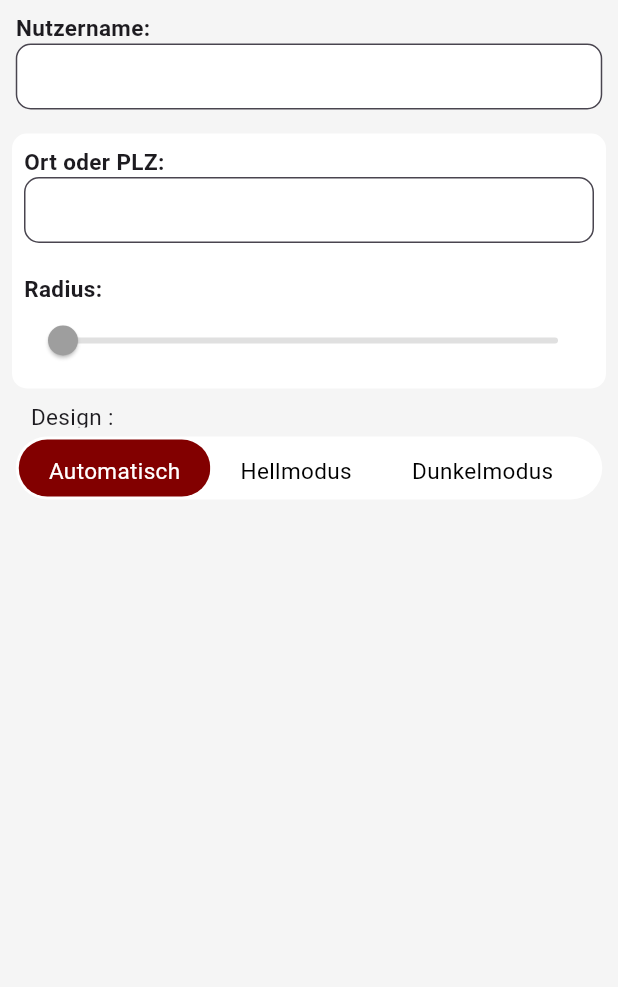
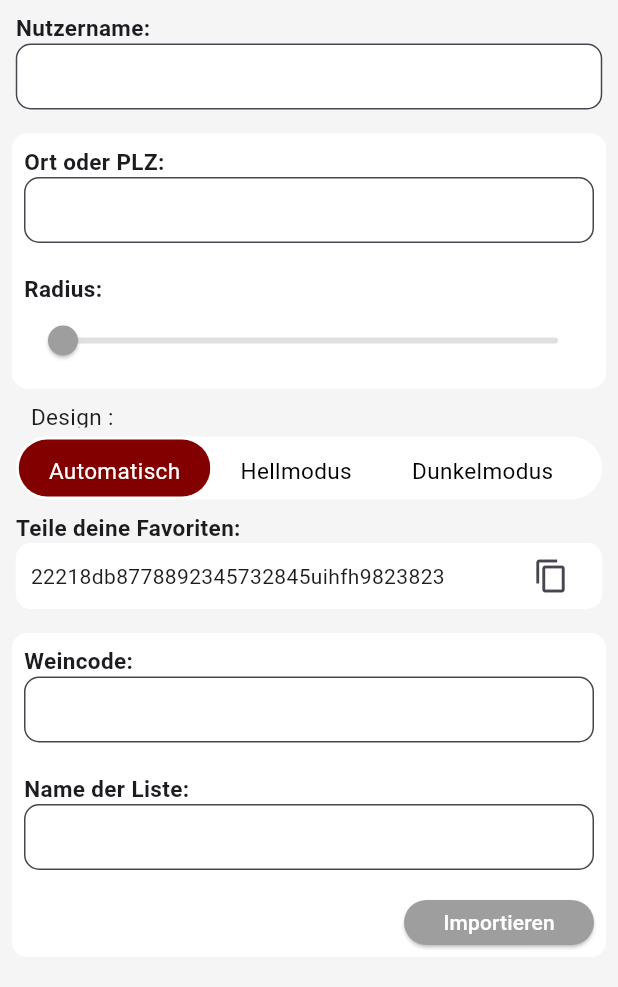
Before and after one commit to Sauttets/VinoVeritas, a Flutter app: the SettingsPage screen opened directly, on a phone screen of 412 x 824 dp. Shown: the top 987 px of the screen. Run offline on Flutter 3.47's test engine with Material 3 defaults, Android fonts, the phone set to English and light mode, and no system bars.

Commit message:
added share and import favorites, not pretty yet

```diff
--- /dev/null
+++ b/lib/src/features/settings_feature/widgets/import_favorites.dart
@@ -0,0 +1,114 @@
+import 'package:flutter/material.dart';
+
+class ImportFavorites extends StatelessWidget {
+  const ImportFavorites({Key? key}) : super(key: key);
+
+  @override
+  Widget build(BuildContext context) {
+    return Scaffold(
+      appBar: AppBar(
+        title: Text('Import Favorites'),
+      ),
+      body: Padding(
+        padding: const EdgeInsets.all(8.0),
+        child: Column(
+          children: [
+            // Your existing widgets here...
+            NewWidget(),
+          ],
+        ),
+      ),
+    );
+  }
+}
+
+class NewWidget extends StatelessWidget {
+  const NewWidget({Key? key}) : super(key: key);
+
+  @override
+  Widget build(BuildContext context) {
+    return Container(
+      decoration: BoxDecoration(
+        borderRadius: BorderRadius.circular(10.0),
+        color: Colors.white,
+      ),
+      child: Padding(
+        padding: const EdgeInsets.all(8.0),
+        child: Column(
+          crossAxisAlignment: CrossAxisAlignment.start,
+          children: [
+            Text(
+              'Weincode:',
+              style: TextStyle(
+                fontSize: 15,
+                fontWeight: FontWeight.bold,
+              ),
+            ),
+            Container(
+              width: 391.0,
+              height: 44.0,
+              child: TextField(
+                decoration: InputDecoration(
+                  filled: true,
+                  fillColor: Colors.white,
+                  border: OutlineInputBorder(
+                    borderRadius: BorderRadius.circular(10.0),
+                    borderSide: BorderSide(color: Colors.black),
+                  ),
+                ),
+              ),
+            ),
+            SizedBox(height: 20), // Add more space
+            Text(
+              'Name der Liste:',
+              style: TextStyle(
+                fontSize: 15,
+                fontWeight: FontWeight.bold,
+              ),
+            ),
+            Container(
+              width: 391.0,
+              height: 44.0,
+              child: TextField(
+                decoration: InputDecoration(
+                  filled: true,
+                  fillColor: Colors.white,
+                  border: OutlineInputBorder(
+                    borderRadius: BorderRadius.circular(10.0),
+                    borderSide: BorderSide(color: Colors.black),
+                  ),
+                ),
+              ),
+            ),
+            SizedBox(height: 20), // Add more space
+            Align(
+              alignment: Alignment.centerRight,
+              child: FractionallySizedBox(
+                widthFactor: 1 / 3,
+                child: Container(
+                  height: 30.0,
+                  child: ElevatedButton(
+                    style: ButtonStyle(
+                      backgroundColor:
+                          MaterialStateProperty.all<Color>(Colors.grey),
+                      shape: MaterialStateProperty.all<OutlinedBorder>(
+                        StadiumBorder(),
+                      ),
+                    ),
+                    onPressed: () {},
+                    child: Text(
+                      'Importieren',
+                      style: TextStyle(
+                        color: Colors.white,
+                      ),
+                    ),
+                  ),
+                ),
+              ),
+            ),
+          ],
+        ),
+      ),
+    );
+  }
+}
--- a/lib/src/features/settings_feature/widgets/settings_page.dart
+++ b/lib/src/features/settings_feature/widgets/settings_page.dart
@@ -1,7 +1,9 @@
 import 'package:flutter/material.dart';
+import 'package:vinoveritas/src/features/settings_feature/widgets/import_favorites.dart';
 import 'package:vinoveritas/src/features/settings_feature/widgets/location_settings.dart';
 import 'package:vinoveritas/src/features/settings_feature/widgets/set_username.dart';
 import 'package:vinoveritas/src/features/settings_feature/widgets/design_selector.dart';
+import 'package:vinoveritas/src/features/settings_feature/widgets/share_favorites.dart';
 import 'package:vinoveritas/util/app_colors.dart';
 
 class SettingsPage extends StatefulWidget {
@@ -36,6 +38,15 @@ class _SettingsPage extends State<SettingsPage> {
               });
             },
           ),
+          Padding(
+            padding: const EdgeInsets.all(8.0),
+            child:
+                DisplayAndCopyText(text: '22218db8778892345732845uihfh9823823'),
+          ),
+          Padding(
+            padding: const EdgeInsets.all(8.0),
+            child: NewWidget(),
+          ),
         ],
       ),
     );
--- /dev/null
+++ b/lib/src/features/settings_feature/widgets/share_favorites.dart
@@ -0,0 +1,46 @@
+import 'package:flutter/material.dart';
+import 'package:flutter/services.dart';
+
+class DisplayAndCopyText extends StatelessWidget {
+  final String text;
+
+  const DisplayAndCopyText({Key? key, required this.text}) : super(key: key);
+
+  @override
+  Widget build(BuildContext context) {
+    return Column(
+      crossAxisAlignment: CrossAxisAlignment.start,
+      children: [
+        Text(
+          'Teile deine Favoriten:',
+          style: TextStyle(
+            fontSize: 15,
+            fontWeight: FontWeight.bold,
+          ),
+        ),
+        Container(
+          width: 391.0,
+          height: 44.0,
+          padding: EdgeInsets.symmetric(horizontal: 10.0),
+          decoration: BoxDecoration(
+            color: Colors.white,
+            borderRadius: BorderRadius.circular(10.0),
+          ),
+          child: Row(
+            children: [
+              Expanded(
+                child: Text(text),
+              ),
+              IconButton(
+                icon: Icon(Icons.copy),
+                onPressed: () {
+                  Clipboard.setData(ClipboardData(text: text));
+                },
+              ),
+            ],
+          ),
+        ),
+      ],
+    );
+  }
+}
```
